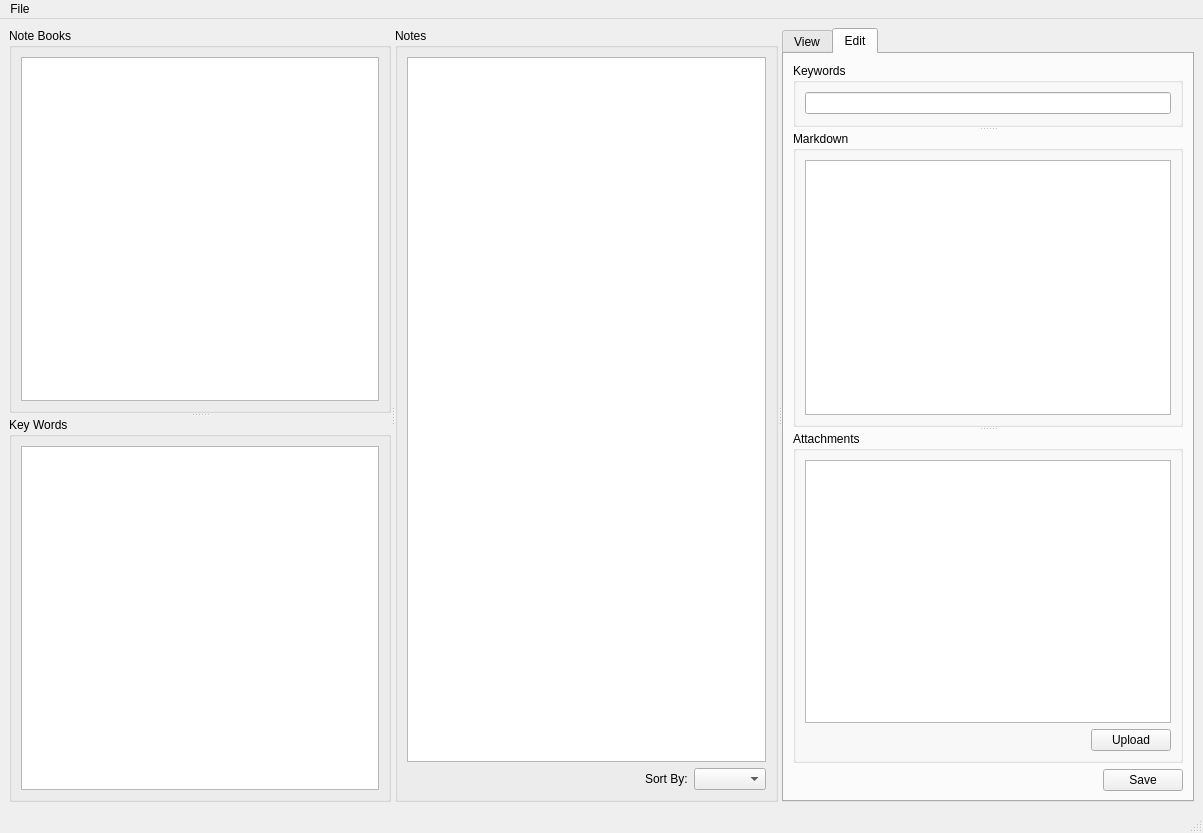
HazenBabcock/APyEC, file jezen/jezen.ui: the form before one commit.
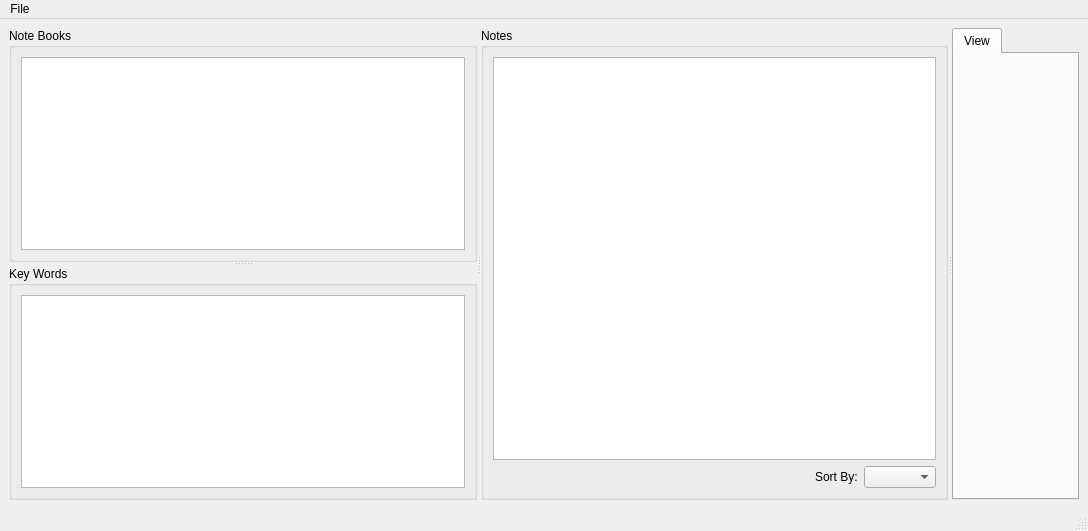
The form after the commit. The open tabs and pages were chosen to show the change. Custom widgets are drawn as their Qt base class.

Commit message: Enable basic note editting and saving. Improve handling of notebook and note selection.

```diff
--- a/jezen/jezen.ui
+++ b/jezen/jezen.ui
@@ -6,8 +6,8 @@
    <rect>
     <x>0</x>
     <y>0</y>
-    <width>1203</width>
-    <height>833</height>
+    <width>1088</width>
+    <height>531</height>
    </rect>
   </property>
   <property name="windowTitle">
@@ -91,110 +91,6 @@
          <string>View</string>
         </attribute>
        </widget>
-       <widget class="QWidget" name="editTab">
-        <attribute name="title">
-         <string>Edit</string>
-        </attribute>
-        <layout class="QVBoxLayout" name="verticalLayout_7">
-         <item>
-          <widget class="QSplitter" name="editSplitter">
-           <property name="orientation">
-            <enum>Qt::Vertical</enum>
-           </property>
-           <widget class="QGroupBox" name="keywordEditGroupBox">
-            <property name="sizePolicy">
-             <sizepolicy hsizetype="Preferred" vsizetype="Preferred">
-              <horstretch>0</horstretch>
-              <verstretch>0</verstretch>
-             </sizepolicy>
-            </property>
-            <property name="maximumSize">
-             <size>
-              <width>16777215</width>
-              <height>64</height>
-             </size>
-            </property>
-            <property name="title">
-             <string>Keywords</string>
-            </property>
-            <layout class="QVBoxLayout" name="verticalLayout_6">
-             <item>
-              <widget class="QLineEdit" name="keywordLineEdit"/>
-             </item>
-            </layout>
-           </widget>
-           <widget class="QGroupBox" name="markdownGroupBox">
-            <property name="title">
-             <string>Markdown</string>
-            </property>
-            <layout class="QVBoxLayout" name="verticalLayout_5">
-             <item>
-              <widget class="QTextEdit" name="noteTextEdit"/>
-             </item>
-            </layout>
-           </widget>
-           <widget class="QGroupBox" name="attachmentsGroupBox">
-            <property name="title">
-             <string>Attachments</string>
-            </property>
-            <layout class="QVBoxLayout" name="verticalLayout_4">
-             <item>
-              <widget class="QColumnView" name="attachColumnView"/>
-             </item>
-             <item>
-              <layout class="QHBoxLayout" name="horizontalLayout">
-               <item>
-                <spacer name="horizontalSpacer">
-                 <property name="orientation">
-                  <enum>Qt::Horizontal</enum>
-                 </property>
-                 <property name="sizeHint" stdset="0">
-                  <size>
-                   <width>40</width>
-                   <height>20</height>
-                  </size>
-                 </property>
-                </spacer>
-               </item>
-               <item>
-                <widget class="QPushButton" name="attachUploadButton">
-                 <property name="text">
-                  <string>Upload</string>
-                 </property>
-                </widget>
-               </item>
-              </layout>
-             </item>
-            </layout>
-           </widget>
-          </widget>
-         </item>
-         <item>
-          <layout class="QHBoxLayout" name="horizontalLayout_2">
-           <item>
-            <spacer name="horizontalSpacer_2">
-             <property name="orientation">
-              <enum>Qt::Horizontal</enum>
-             </property>
-             <property name="sizeHint" stdset="0">
-              <size>
-               <width>40</width>
-               <height>20</height>
-              </size>
-             </property>
-            </spacer>
-           </item>
-           <item>
-            <widget class="QPushButton" name="saveButton">
-             <property name="text">
-              <string>Save</string>
-             </property>
-            </widget>
-           </item>
-          </layout>
-         </item>
-        </layout>
-       </widget>
       </widget>
      </widget>
     </item>
@@ -205,7 +101,7 @@
     <rect>
      <x>0</x>
      <y>0</y>
-     <width>1203</width>
+     <width>1088</width>
      <height>26</height>
     </rect>
    </property>
```
Left out of the diff: 2 changed lines with no effect on the pictures. The commit also changes 4 other files.
